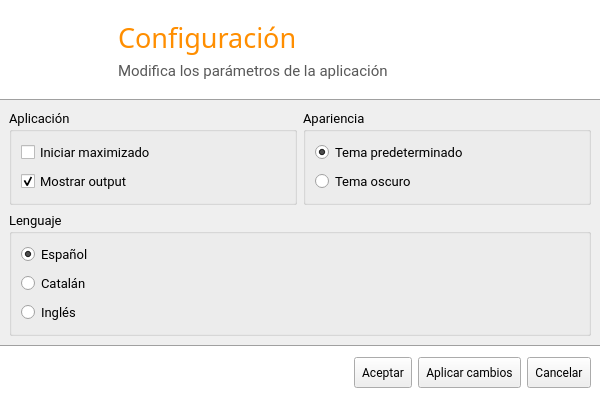
Before: the Qt Designer form app/ui/Settings.ui in caicesardev/CSVToAccessGUI, drawn with Qt 5.
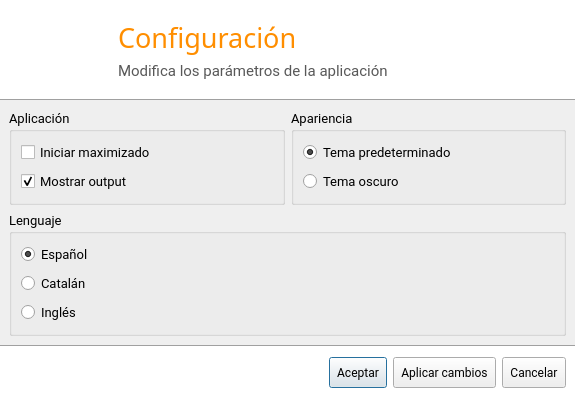
After: the same form once the commit is applied. Icons and pictures are not drawn.

Commit message: Working on settings dialog

Diff of the .ui file:
```diff
--- a/app/ui/Settings.ui
+++ b/app/ui/Settings.ui
@@ -1,15 +1,12 @@
 <?xml version="1.0" encoding="UTF-8"?>
 <ui version="4.0">
  <class>Settings</class>
- <widget class="QWidget" name="Settings">
-  <property name="windowModality">
-   <enum>Qt::ApplicationModal</enum>
-  </property>
+ <widget class="QDialog" name="Settings">
   <property name="geometry">
    <rect>
     <x>0</x>
     <y>0</y>
-    <width>600</width>
+    <width>575</width>
     <height>400</height>
    </rect>
   </property>
```
Left out of the diff: 4 changed lines with no effect on the pictures. The commit also changes 6 other files.
